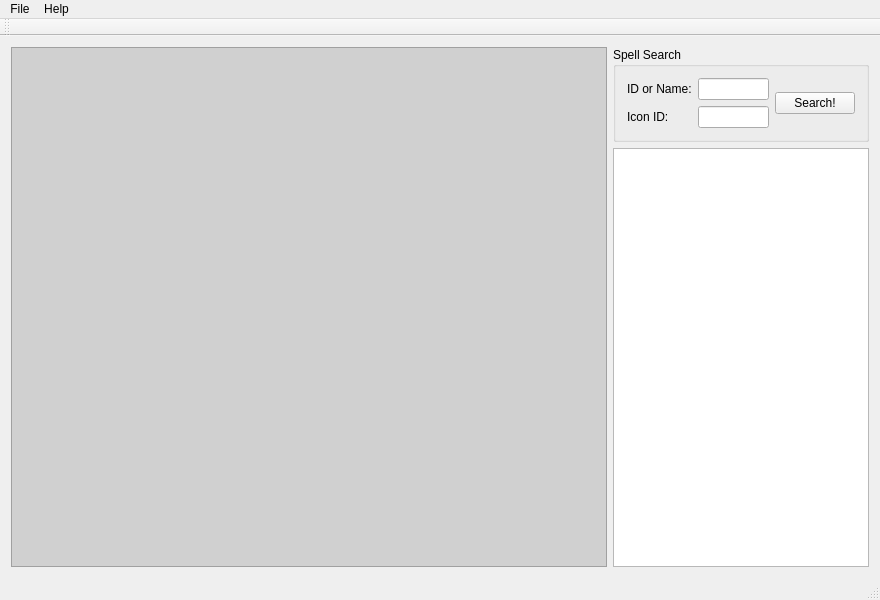
sidsukana/QSpellWork, file QSW/SpellWorkUI.ui: the form before one commit.
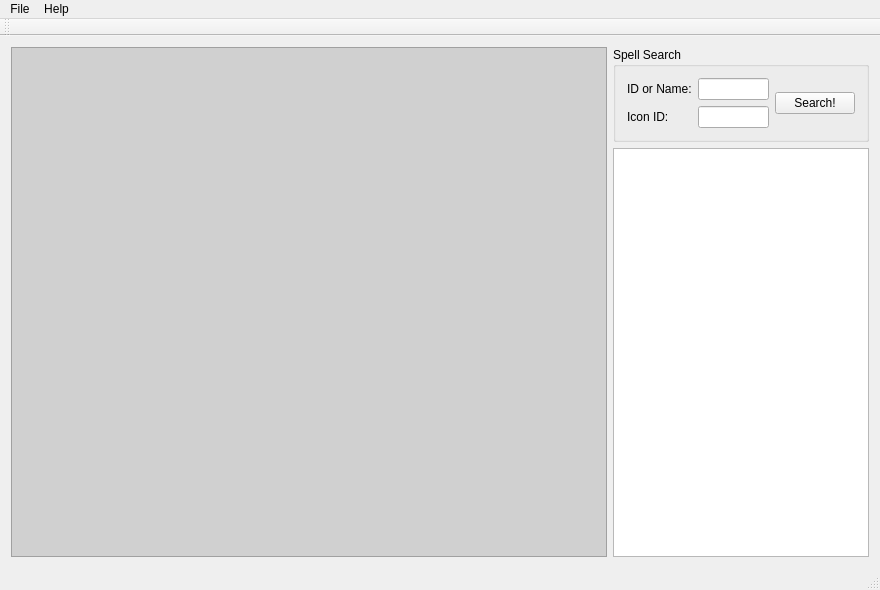
The form after the commit. Icons and pictures are not drawn.

```diff
--- a/QSW/SpellWorkUI.ui
+++ b/QSW/SpellWorkUI.ui
@@ -7,12 +7,19 @@
     <x>0</x>
     <y>0</y>
     <width>880</width>
-    <height>600</height>
+    <height>590</height>
    </rect>
   </property>
   <property name="windowTitle">
    <string>SpellWork</string>
   </property>
+  <property name="windowIcon">
+   <iconset resource="SpellWork.qrc">
+    <normaloff>:/SpellWork/mangos1.svg</normaloff>:/SpellWork/mangos1.svg</iconset>
+  </property>
+  <property name="documentMode">
+   <bool>false</bool>
+  </property>
   <widget class="QWidget" name="centralWidget">
    <layout class="QGridLayout" name="gridLayout_2">
     <item row="0" column="0">
```
Left out of the diff: 45 changed lines with no effect on the pictures.
